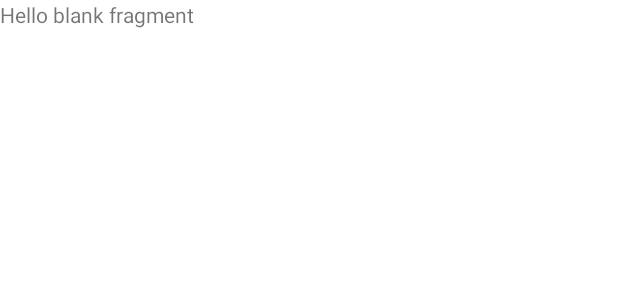
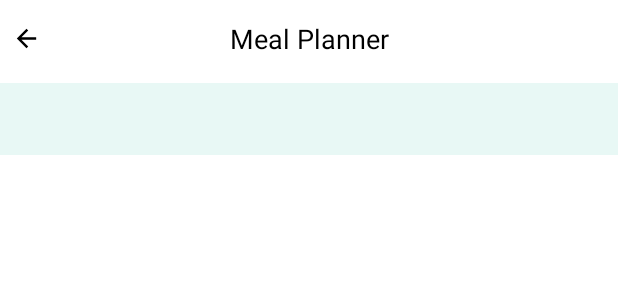
Before and after one commit to bharat1320/Recipee, an Android app: the layout fragment_meal_planning.xml on its own in the app's theme, with its tools: preview values and no code run, on a phone screen of 412 x 824 dp. Shown: the top 300 px of the screen. Run offline under Robolectric (Android 15) with nearby library versions, the light colour scheme and no system bars.

Commit message:
-> Meal planner Viewpager and tablayout created

```diff
--- a/app/src/main/java/com/project/recipee/ui/MainActivity.kt
+++ b/app/src/main/java/com/project/recipee/ui/MainActivity.kt
@@ -12,6 +12,7 @@ import androidx.lifecycle.ViewModelProvider
 import com.project.recipee.R
 import com.project.recipee.databinding.ActivityMainBinding
 import com.project.recipee.ui.home.HomeFragment
+import com.project.recipee.ui.mealPlanner.MealPlanningFragment
 import com.project.recipee.ui.register.RegisterFragment
 import com.project.recipee.viewModel.MainViewModel
 import dagger.hilt.android.AndroidEntryPoint
@@ -60,7 +61,8 @@ class MainActivity : AppCompatActivity() {
         if(sharedPreferences.getString(ACCOUNT_NAME,"")?.isEmpty() == true) {
             loadFragment(RegisterFragment())
         } else {
-            loadFragment(HomeFragment())
+//            loadFragment(HomeFragment())
+            loadFragment(MealPlanningFragment())
         }
     }
 
--- a/app/src/main/res/layout/fragment_meal_planning.xml
+++ b/app/src/main/res/layout/fragment_meal_planning.xml
@@ -1,13 +1,54 @@
 <?xml version="1.0" encoding="utf-8"?>
-<FrameLayout xmlns:android="http://schemas.android.com/apk/res/android"
-    xmlns:tools="http://schemas.android.com/tools"
+
+<androidx.constraintlayout.widget.ConstraintLayout
+    xmlns:android="http://schemas.android.com/apk/res/android"
+    xmlns:app="http://schemas.android.com/apk/res-auto"
     android:layout_width="match_parent"
     android:layout_height="match_parent"
-    tools:context=".ui.mealPlanner.MealPlanningFragment">
+    android:background="@color/white"
+    android:focusable="true"
+    android:clickable="true">
+
+    <ImageView
+        android:id="@+id/meal_planner_back"
+        android:layout_width="@dimen/icon_size"
+        android:layout_height="@dimen/icon_size"
+        android:padding="@dimen/short_margin"
+        android:src="@drawable/ic_black_back"
+        android:elevation="2dp"
+        android:layout_marginTop="@dimen/short_margin"
+        app:layout_constraintStart_toStartOf="parent"
+        app:layout_constraintTop_toTopOf="parent" />
 
     <TextView
+        android:id="@+id/textView3"
         android:layout_width="match_parent"
-        android:layout_height="match_parent"
-        android:text="@string/hello_blank_fragment" />
+        android:layout_height="@dimen/icon_size"
+        android:layout_marginTop="@dimen/short_margin"
+        android:gravity="center"
+        android:padding="@dimen/very_short_margin"
+        android:text="@string/meal_planner"
+        android:textColor="@color/black"
+        android:textSize="@dimen/text_size_18sp"
+        app:layout_constraintEnd_toEndOf="parent"
+        app:layout_constraintStart_toStartOf="parent"
+        app:layout_constraintTop_toTopOf="parent" />
 
-</FrameLayout>
+    <com.google.android.material.tabs.TabLayout
+        android:id="@+id/meal_planner_tab_layout"
+        android:layout_width="match_parent"
+        android:layout_height="wrap_content"
+        android:background="@color/chip_background"
+        android:layout_below="@+id/meal_planner_back"
+        android:layout_marginTop="@dimen/border_margin"
+        app:layout_constraintTop_toBottomOf="@+id/meal_planner_back"
+        app:tabTextAppearance="@style/CustomTabText" />
+
+    <androidx.viewpager2.widget.ViewPager2
+        android:id="@+id/meal_planner_view_pager"
+        android:layout_width="match_parent"
+        android:layout_height="0dp"
+        app:layout_constraintTop_toBottomOf="@id/meal_planner_tab_layout"
+        app:layout_constraintBottom_toBottomOf="parent" />
+
+</androidx.constraintlayout.widget.ConstraintLayout>
--- a/app/src/main/res/values-night/themes.xml
+++ b/app/src/main/res/values-night/themes.xml
@@ -7,5 +7,12 @@
         <item name="colorAccent">@color/teal_200</item>
         <!-- Customize your theme here. -->
     </style>
+
     <style name="customDropDownMenu" parent="Widget.MaterialComponents.TextInputLayout.OutlinedBox.ExposedDropdownMenu"/>
+
+    <style name="CustomTabText" parent="TextAppearance.Design.Tab">
+        <item name="android:textSize">16sp</item>
+        <item name="android:textAllCaps">false</item>
+        <item name="textAllCaps">false</item>
+    </style>
 </resources>
--- a/app/src/main/res/values/strings.xml
+++ b/app/src/main/res/values/strings.xml
@@ -50,6 +50,7 @@
     <string name="save">Save</string>
     <string name="preferred_cuisine_type">Preferred Cuisine type :</string>
     <string name="edit">Edit</string>
+    <string name="meal_planner">Meal Planner</string>
 
     <!--    <string-array name="cuisine_list">-->
     <!--        <item>All</item>-->
--- a/app/src/main/res/values/themes.xml
+++ b/app/src/main/res/values/themes.xml
@@ -7,5 +7,12 @@
         <item name="colorAccent">@color/teal_200</item>
         <!-- Customize your theme here. -->
     </style>
+
     <style name="customDropDownMenu" parent="Widget.MaterialComponents.TextInputLayout.OutlinedBox.ExposedDropdownMenu"/>
+
+    <style name="CustomTabText" parent="TextAppearance.Design.Tab">
+        <item name="android:textSize">16sp</item>
+        <item name="android:textAllCaps">false</item>
+        <item name="textAllCaps">false</item>
+    </style>
 </resources>
```
Also changed, not shown: app/src/main/java/com/project/recipee/ui/mealPlanner/MealPlanningFragment.kt (+36 -5 lines), app/src/main/java/com/project/recipee/ui/mealPlanner/weekDayPage/WeekDayPageFragment.kt (added, +33 -0 lines), app/src/main/res/layout/fragment_week_day_page.xml (added, +27 -0 lines).
